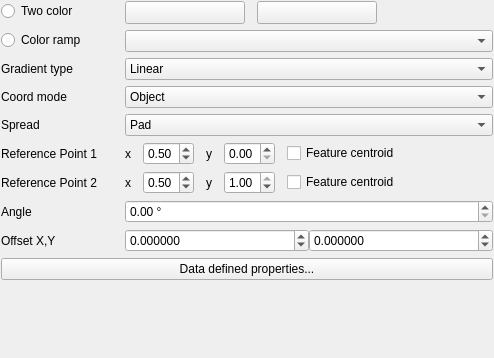
This is src/ui/symbollayer/widget_gradientfill.ui in qgis/QGIS as Qt 5 draws it before an edit. The edited form follows.
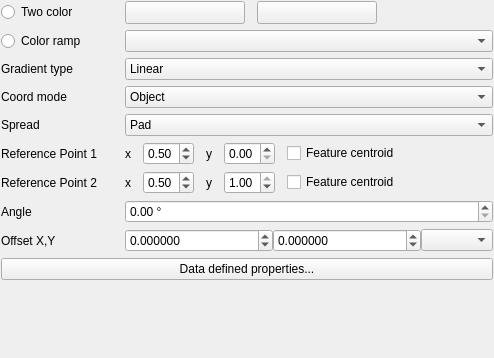
This is the edited form. Custom widgets are drawn as their Qt base class.

Commit message: Fix some alignment and tab issues with symbol dialogs (refs #11060)

```diff
--- a/src/ui/symbollayer/widget_gradientfill.ui
+++ b/src/ui/symbollayer/widget_gradientfill.ui
@@ -13,19 +13,22 @@
   <property name="windowTitle">
    <string>Form</string>
   </property>
-  <layout class="QFormLayout" name="formLayout">
-   <property name="fieldGrowthPolicy">
-    <enum>QFormLayout::AllNonFixedFieldsGrow</enum>
+  <layout class="QGridLayout" name="gridLayout">
+   <property name="leftMargin">
+    <number>1</number>
    </property>
-   <property name="labelAlignment">
-    <set>Qt::AlignLeading|Qt::AlignLeft|Qt::AlignVCenter</set>
+   <property name="topMargin">
+    <number>1</number>
+   </property>
+   <property name="rightMargin">
+    <number>1</number>
+   </property>
+   <property name="bottomMargin">
+    <number>1</number>
    </property>
    <property name="horizontalSpacing">
     <number>28</number>
    </property>
-   <property name="margin">
-    <number>1</number>
-   </property>
    <item row="0" column="0">
     <widget class="QRadioButton" name="radioTwoColor">
      <property name="text">
@@ -257,14 +260,14 @@
      </item>
     </layout>
    </item>
-   <item row="7" column="0">
+   <item row="6" column="0">
     <widget class="QLabel" name="label_8">
      <property name="text">
       <string>Reference Point 2</string>
      </property>
     </widget>
    </item>
-   <item row="7" column="1">
+   <item row="6" column="1">
     <layout class="QHBoxLayout" name="horizontalLayout_7">
      <property name="spacing">
       <number>12</number>
@@ -331,14 +334,14 @@
      </item>
     </layout>
    </item>
-   <item row="9" column="0">
+   <item row="7" column="0">
     <widget class="QLabel" name="label_11">
      <property name="text">
       <string>Angle</string>
      </property>
     </widget>
    </item>
-   <item row="9" column="1">
+   <item row="7" column="1">
     <widget class="QDoubleSpinBox" name="mSpinAngle">
      <property name="suffix">
       <string> °</string>
@@ -351,20 +354,14 @@
      </property>
     </widget>
    </item>
-   <item row="12" column="0" colspan="2">
-    <widget class="QPushButton" name="mDataDefinedPropertiesButton">
-     <property name="sizePolicy">
-      <sizepolicy hsizetype="Minimum" vsizetype="Fixed">
-       <horstretch>0</horstretch>
-       <verstretch>0</verstretch>
-      </sizepolicy>
-     </property>
+   <item row="8" column="0">
+    <widget class="QLabel" name="label_6">
      <property name="text">
-      <string>Data defined properties...</string>
+      <string>Offset X,Y</string>
      </property>
     </widget>
    </item>
-   <item row="10" column="1">
+   <item row="8" column="1">
     <layout class="QHBoxLayout" name="horizontalLayout">
      <item>
       <widget class="QDoubleSpinBox" name="spinOffsetX">
@@ -411,16 +408,35 @@
       </widget>
      </item>
      <item>
-      <widget class="QgsUnitSelectionWidget" name="mOffsetUnitWidget" native="true"/>
+      <widget class="QgsUnitSelectionWidget" name="mOffsetUnitWidget"/>
      </item>
     </layout>
    </item>
+   <item row="9" column="0" colspan="2">
+    <widget class="QPushButton" name="mDataDefinedPropertiesButton">
+     <property name="sizePolicy">
+      <sizepolicy hsizetype="Minimum" vsizetype="Fixed">
+       <horstretch>0</horstretch>
+       <verstretch>0</verstretch>
+      </sizepolicy>
+     </property>
+     <property name="text">
+      <string>Data defined properties...</string>
+     </property>
+    </widget>
+   </item>
    <item row="10" column="0">
-    <widget class="QLabel" name="label_6">
-     <property name="text">
-      <string>Offset X,Y</string>
+    <spacer name="verticalSpacer">
+     <property name="orientation">
+      <enum>Qt::Vertical</enum>
      </property>
-    </widget>
+     <property name="sizeHint" stdset="0">
+      <size>
+       <width>20</width>
+       <height>40</height>
+      </size>
+     </property>
+    </spacer>
    </item>
   </layout>
  </widget>
@@ -432,7 +448,7 @@
   </customwidget>
   <customwidget>
    <class>QgsUnitSelectionWidget</class>
-   <extends>QWidget</extends>
+   <extends>QComboBox</extends>
    <header>qgsunitselectionwidget.h</header>
    <container>1</container>
   </customwidget>
```
The commit also changes 10 other files.
